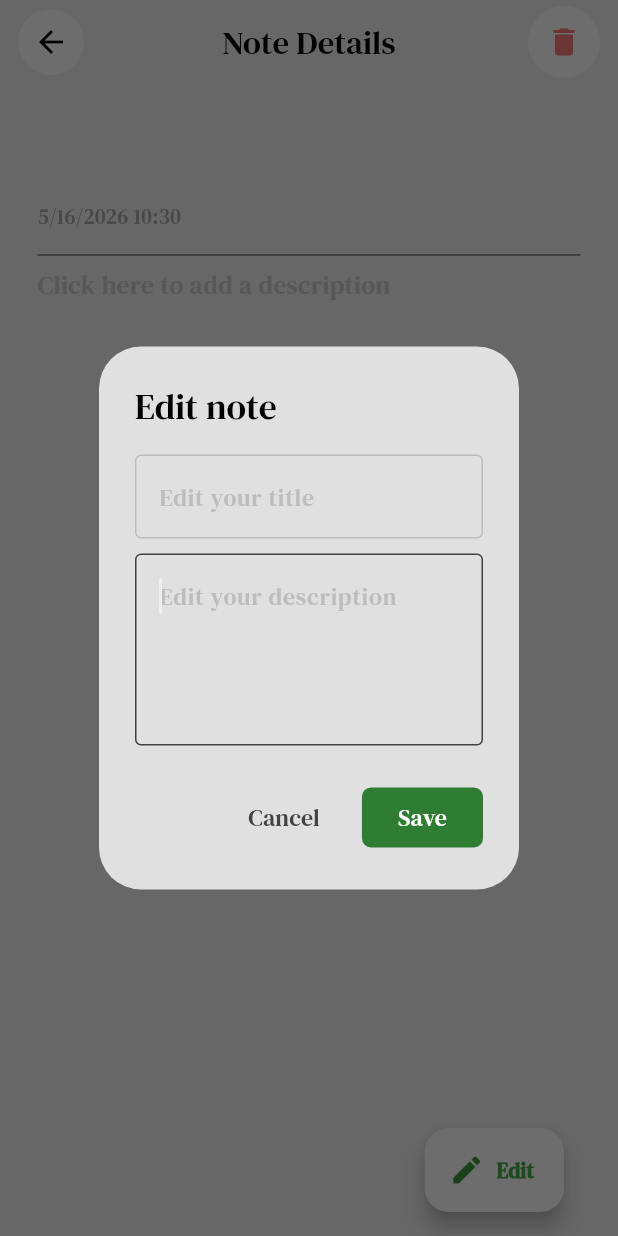
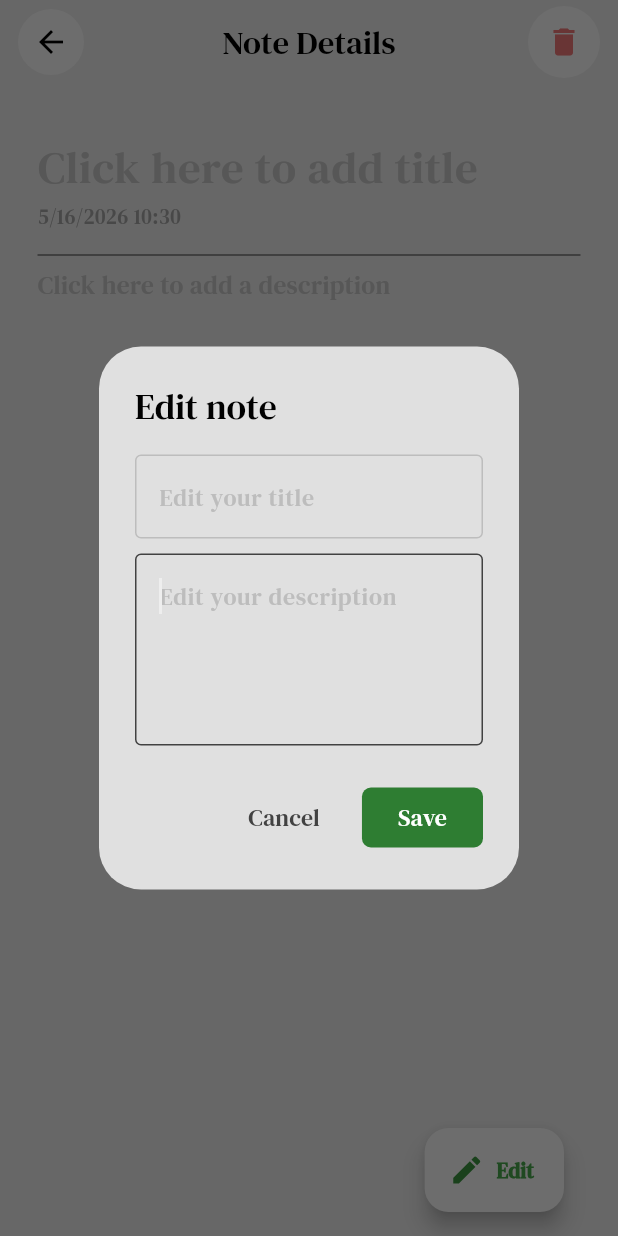
Before and after one commit to iktiarnazib/Notes-App, a Flutter app: the NoteDetailPage screen opened directly with empty values, after a tap on "Click here to add a description", on a phone screen of 412 x 824 dp. Run offline on Flutter 3.47's test engine with Material 3 defaults, Android fonts, the phone set to English and light mode, and no system bars; our stand-ins replace drift, flutter_riverpod, iconsax_flutter, lottie, popover, shared_preferences and 1 more; accounts and stored records are empty; generated files the repository leaves out were written again; project files that could hold a hidden picture were left out.

Commit message:
Alert dialog error is now showing, understood the concept of context, added a new context for the alertdialog so it can show when it has an error, otherwise setstate updates the previous tree. Also, you can change the context to anything like dialogSetState to use setstate in the stateful builder

```diff
--- a/lib/pages/note_detail_page.dart
+++ b/lib/pages/note_detail_page.dart
@@ -45,6 +45,9 @@ class _NoteDetailPageState extends ConsumerState<NoteDetailPage> {
     super.dispose();
   }
 
+  //error message
+  String errorMessage = '';
+
   //update a note
   void onEditPressed({
     required int id,
@@ -56,9 +59,14 @@ class _NoteDetailPageState extends ConsumerState<NoteDetailPage> {
     showDialog(
       context: context,
       builder: (context) {
+        return StatefulBuilder(
+          builder: (BuildContext context, dialogSetState) {
             return AlertDialog(
               backgroundColor: Theme.of(context).colorScheme.surface,
-          title: Text('Edit note', style: TextStyle(fontFamily: 'DMSerifText')),
+              title: Text(
+                'Edit note',
+                style: TextStyle(fontFamily: 'DMSerifText'),
+              ),
               content: SingleChildScrollView(
                 child: Column(
                   mainAxisSize: MainAxisSize.min,
@@ -126,13 +134,32 @@ class _NoteDetailPageState extends ConsumerState<NoteDetailPage> {
                         ),
                       ),
                     ),
+                    if (errorMessage.isNotEmpty)
+                      Column(
+                        mainAxisSize: MainAxisSize.min,
+                        children: [
+                          SizedBox(height: 10),
+                          Text(
+                            errorMessage,
+                            style: TextStyle(
+                              fontFamily: 'DMSerifText',
+                              color: Colors.red,
+                            ),
+                          ),
+                        ],
+                      ),
                   ],
                 ),
               ),
               actions: [
                 //Cancel Button
                 MaterialButton(
-              onPressed: () => Navigator.pop(context),
+                  onPressed: () {
+                    Navigator.pop(context);
+                    dialogSetState(() {
+                      errorMessage = '';
+                    });
+                  },
                   child: Text(
                     'Cancel',
                     style: TextStyle(
@@ -147,6 +174,11 @@ class _NoteDetailPageState extends ConsumerState<NoteDetailPage> {
                 MyKeyButton(
                   text: 'Save',
                   onPressed: () {
+                    if (titleController.text.trim().isEmpty) {
+                      dialogSetState(() {
+                        errorMessage = 'Please enter a title';
+                      });
+                    } else {
                       ref
                           .read(noteProvider.notifier)
                           .updateNote(
@@ -163,11 +195,17 @@ class _NoteDetailPageState extends ConsumerState<NoteDetailPage> {
                       if (mounted) {
                         Navigator.pop(context);
                       }
+                      dialogSetState(() {
+                        errorMessage = '';
+                      });
+                    }
                   },
                   backgroundColor: Colors.green.shade800,
                   foregroundColor: Colors.white,
                 ),
               ],
+            );
+          },
         );
       },
     );
@@ -262,9 +300,21 @@ class _NoteDetailPageState extends ConsumerState<NoteDetailPage> {
                     oldDescription: currentDescrition,
                   );
                 },
-                child: Text(
+                child: currentTitle.isEmpty
+                    ? Text(
+                        'Click here to add title',
+                        style: TextStyle(
+                          fontSize: 30,
+                          fontFamily: 'DMSerifText',
+                          color: Theme.of(context).colorScheme.secondary,
+                        ),
+                      )
+                    : Text(
                         currentTitle,
-                  style: TextStyle(fontSize: 30, fontFamily: 'DMSerifText'),
+                        style: TextStyle(
+                          fontSize: 30,
+                          fontFamily: 'DMSerifText',
+                        ),
                       ),
               ),
               subtitle: Text(
```
Also changed, not shown: lib/components/note_tile.dart (+11 -1 lines), lib/helper/helper.dart (+10 -7 lines), lib/main.dart (+3 -8 lines), lib/pages/notes_page.dart (+68 -9 lines), lib/pages/onboarding_page.dart (renamed from lib/onboarding/onboarding_page.dart). Lines whose indentation alone changed are shown as unchanged.
